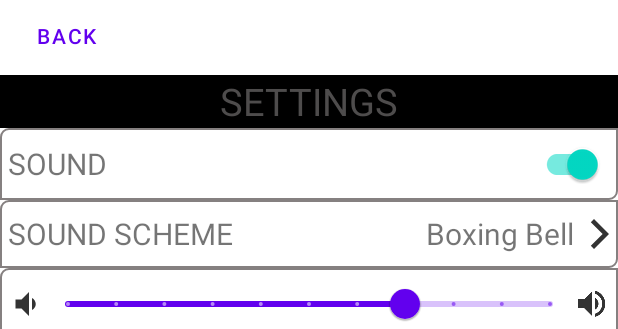
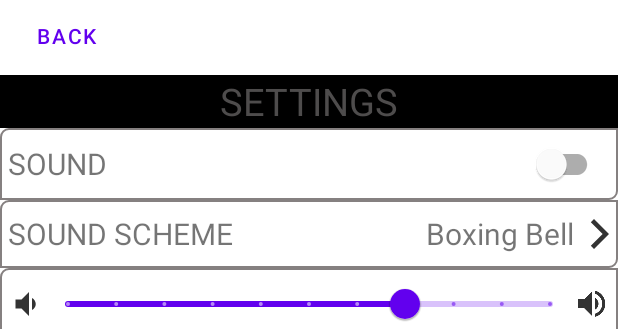
Before and after one commit to ps160202/Workout-Timer, an Android app: the layout activity_settings.xml on its own in the app's theme, with its tools: preview values and no code run, on a phone screen of 412 x 824 dp. Shown: the top 329 px of the screen. Run offline under Robolectric (Android 15) with nearby library versions, the light colour scheme and no system bars.

Commit message:
Synced settings to Main Activity

```diff
--- a/app/src/main/java/com/example/workouttimer/MainActivity.java
+++ b/app/src/main/java/com/example/workouttimer/MainActivity.java
@@ -36,6 +36,7 @@ public class MainActivity extends AppCompatActivity {
 
     private boolean soundOnVar;
     private boolean vibrationOnVar;
+    private float volume;
 
     private ImageButton setTimeButton;
     private ImageButton settingsButton;
@@ -77,7 +78,9 @@ public class MainActivity extends AppCompatActivity {
 
         soundOnVar = Settings.isSoundOn();
         vibrationOnVar = Settings.isVibrationOn();
+        volume = Settings.getVolume()/100.0f;
         mPlayer = MediaPlayer.create(this, R.raw.boxing_bell);
+        mPlayer.setVolume(volume, volume);
         vibrator = (Vibrator)getSystemService(VIBRATOR_SERVICE);
 
         timerRunning = false;
--- a/app/src/main/res/layout/activity_settings.xml
+++ b/app/src/main/res/layout/activity_settings.xml
@@ -53,8 +53,7 @@
             android:layout_width="wrap_content"
             android:layout_height="wrap_content"
             android:layout_alignParentRight="true"
-            android:layout_marginRight="10dp"
-            android:checked="true" />
+            android:layout_marginRight="10dp"/>
 
     </RelativeLayout>
 
```
Also changed, not shown: app/src/main/java/com/example/workouttimer/Settings.java (+12 -0 lines).
